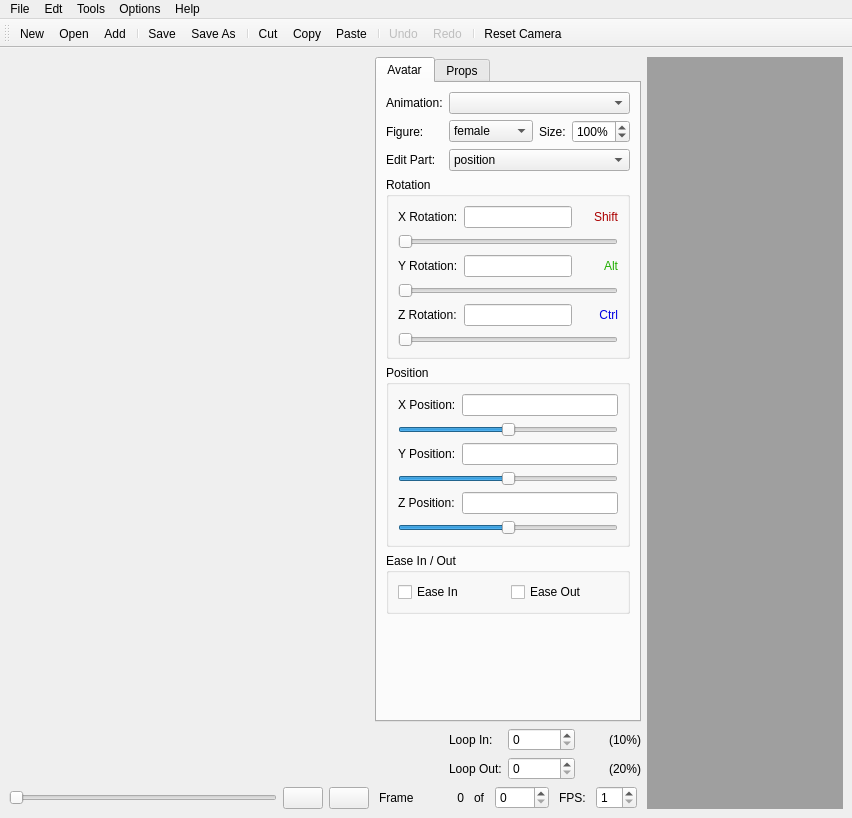
First picture: the form in src/mainapplicationform.ui, repository tapple/animik, before the edit.
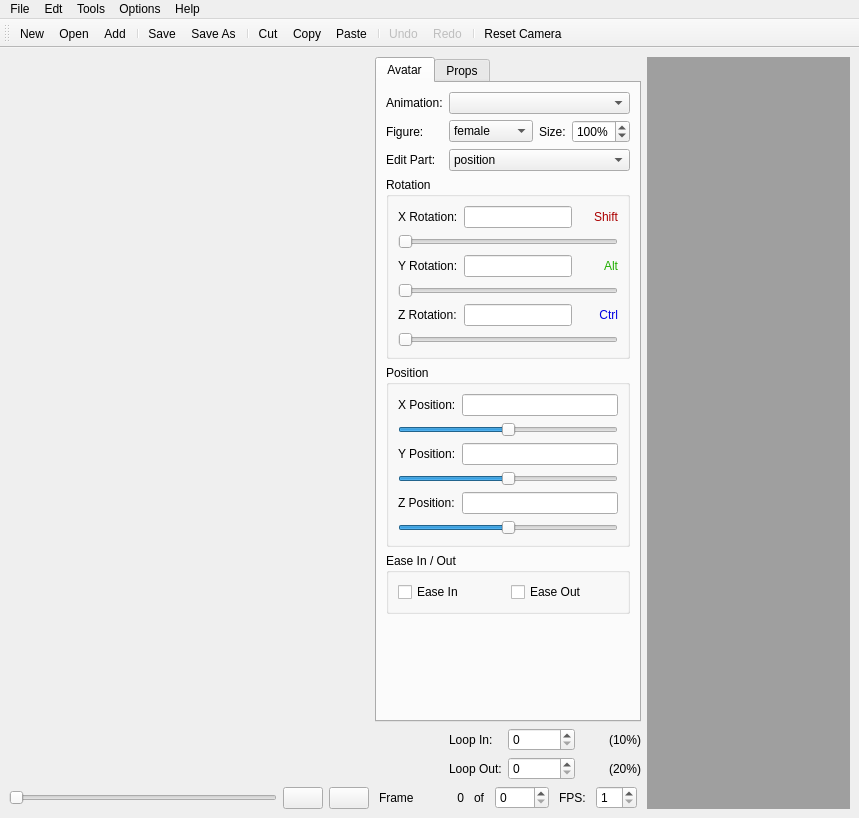
Second picture: the form after the edit. Icons and pictures are not drawn. Custom widgets are drawn as their Qt base class.

Diff of the .ui file:
```diff
--- a/src/mainapplicationform.ui
+++ b/src/mainapplicationform.ui
@@ -7,7 +7,7 @@
    <rect>
     <x>0</x>
     <y>0</y>
-    <width>852</width>
+    <width>859</width>
     <height>818</height>
    </rect>
   </property>
@@ -1467,8 +1467,8 @@
     <rect>
      <x>0</x>
      <y>0</y>
-     <width>852</width>
-     <height>18</height>
+     <width>859</width>
+     <height>23</height>
     </rect>
    </property>
    <widget class="QMenu" name="menuFile">
```
Left out of the diff: 2 changed lines with no effect on the pictures.
